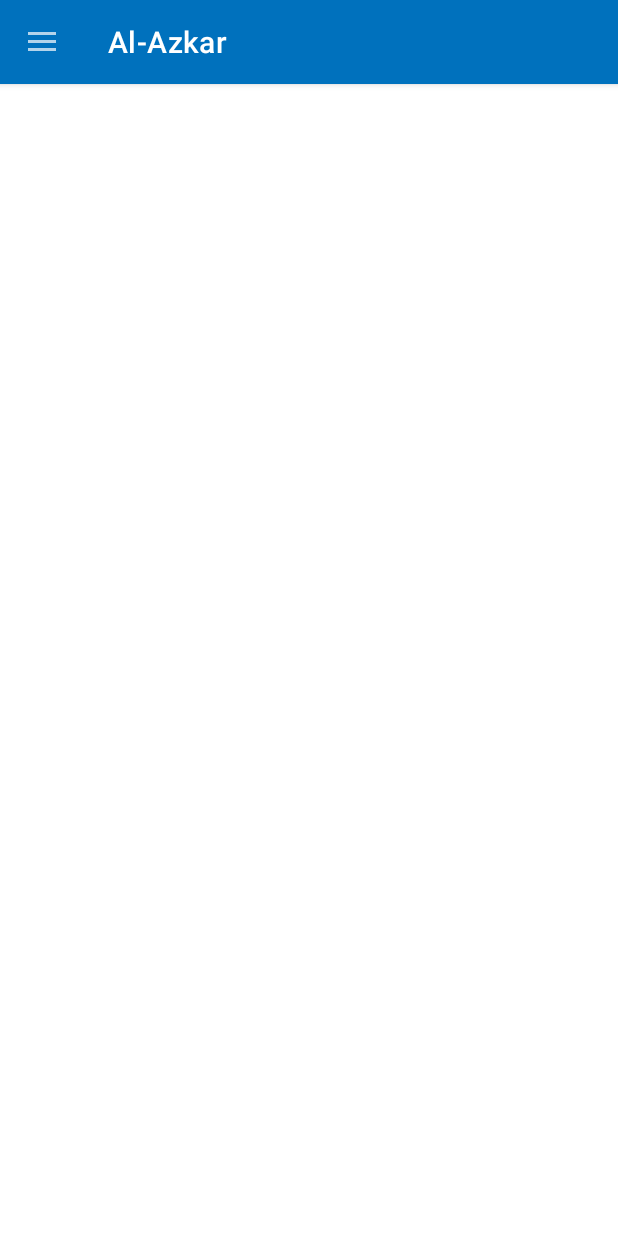
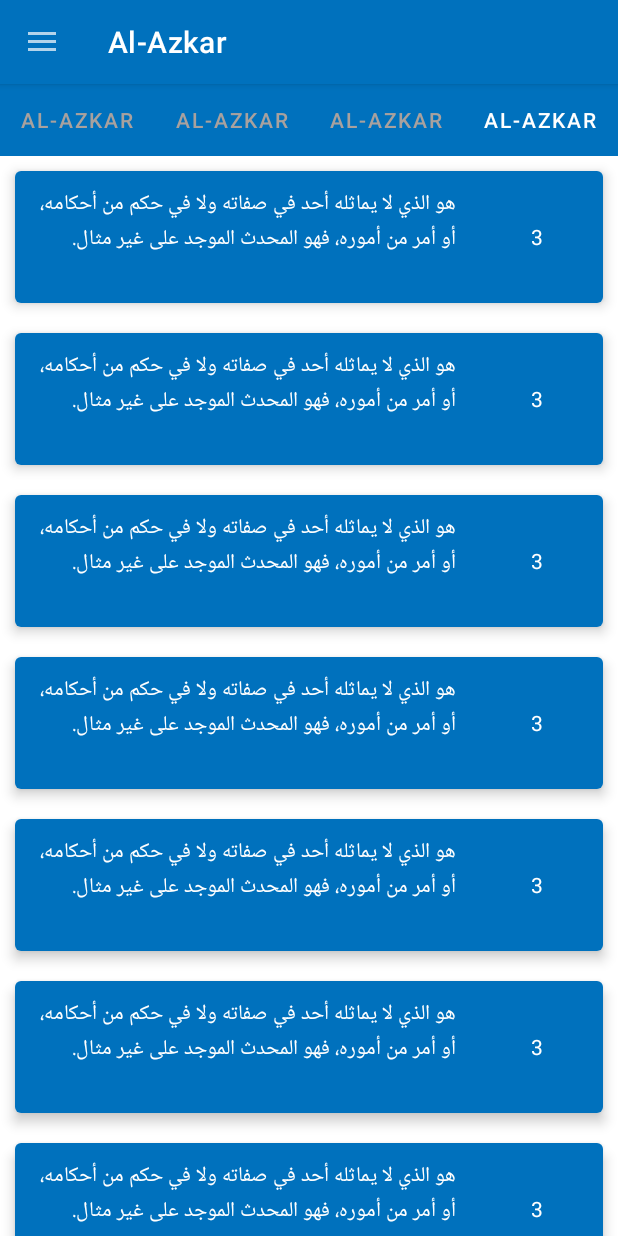
Before and after one commit to SeifElDeenTarek/Young-Believer0, an Android app: the AzkarActivity screen opened directly, with no data from a screen before it, on a phone screen of 412 x 824 dp. Run offline under Robolectric (Android 15) with nearby library versions, the phone set to English and light mode, and no system bars.

Commit message:
AzkarScreen(RecyclerView-Fragment) MVVM

```diff
--- /dev/null
+++ b/app/src/main/java/com/example/youngbeliever/pojo/AzkarModel.java
@@ -0,0 +1,23 @@
+package com.example.youngbeliever.pojo;
+
+public class AzkarModel
+{
+    int zekrTimes;
+    int zekr;
+
+    public AzkarModel(int zekrTimes, int zekr)
+    {
+        this.zekrTimes = zekrTimes;
+        this.zekr = zekr;
+    }
+
+    public int getZekrTimes()
+    {
+        return zekrTimes;
+    }
+
+    public int getZekr()
+    {
+        return zekr;
+    }
+}
--- a/app/src/main/java/com/example/youngbeliever/pojo/HomeModel.java
+++ b/app/src/main/java/com/example/youngbeliever/pojo/HomeModel.java
@@ -16,18 +16,8 @@ public class HomeModel
         return sectionImage;
     }
 
-    public void setSectionImage(int sectionImage)
-    {
-        this.sectionImage = sectionImage;
-    }
-
     public int getSectionName()
     {
         return sectionName;
     }
-
-    public void setSectionName(int sectionName)
-    {
-        this.sectionName = sectionName;
-    }
 }
--- a/app/src/main/java/com/example/youngbeliever/ui/AzkarActivity.java
+++ b/app/src/main/java/com/example/youngbeliever/ui/AzkarActivity.java
@@ -6,6 +6,8 @@ import androidx.appcompat.app.AppCompatActivity;
 import androidx.appcompat.widget.Toolbar;
 import androidx.core.view.GravityCompat;
 import androidx.drawerlayout.widget.DrawerLayout;
+import androidx.viewpager.widget.ViewPager;
+import androidx.viewpager2.widget.ViewPager2;
 
 import android.content.Intent;
 import android.os.Bundle;
@@ -14,6 +16,7 @@ import android.view.MenuItem;
 
 import com.example.youngbeliever.R;
 import com.google.android.material.navigation.NavigationView;
+import com.google.android.material.tabs.TabLayout;
 
 public class AzkarActivity extends AppCompatActivity implements NavigationView.OnNavigationItemSelectedListener
 {
@@ -47,6 +50,14 @@ public class AzkarActivity extends AppCompatActivity implements NavigationView.O
         actionBarDrawerToggle.syncState();
 
         azkarNavigation.setNavigationItemSelectedListener(this);
+
+        ViewPager azkarViewPager = findViewById(R.id.azkar_view_pager);
+        AzkarFragmentAdapter adapter = new AzkarFragmentAdapter(this, getSupportFragmentManager());
+
+        azkarViewPager.setAdapter(adapter);
+
+        TabLayout azkarTabLayout = findViewById(R.id.azkar_tabs);
+        azkarTabLayout.setupWithViewPager(azkarViewPager);
     }
 
     @Override
--- /dev/null
+++ b/app/src/main/java/com/example/youngbeliever/ui/AzkarAdapter.java
@@ -0,0 +1,68 @@
+package com.example.youngbeliever.ui;
+
+import android.view.LayoutInflater;
+import android.view.View;
+import android.view.ViewGroup;
+import android.widget.TextView;
+
+import androidx.annotation.NonNull;
+import androidx.recyclerview.widget.RecyclerView;
+
+import com.example.youngbeliever.R;
+import com.example.youngbeliever.pojo.AzkarModel;
+
+import java.util.ArrayList;
+
+public class AzkarAdapter extends RecyclerView.Adapter<AzkarAdapter.AzkarViewHolder>
+{
+    private ArrayList<AzkarModel> azkarList = new ArrayList<>();
+    private AzkarAdapter.itemClickListener itemClickListener;
+
+    @NonNull
+    @Override
+    public AzkarAdapter.AzkarViewHolder onCreateViewHolder(@NonNull ViewGroup parent, int viewType)
+    {
+        return new AzkarViewHolder(LayoutInflater.from(parent.getContext()).inflate(R.layout.azkar_item, parent, false));
+    }
+
+    @Override
+    public void onBindViewHolder(@NonNull AzkarAdapter.AzkarViewHolder holder, int position)
+    {
+        holder.zekrTimes.setText(Integer.toString(azkarList.get(position).getZekrTimes()));
+        holder.zekr.setText(azkarList.get(position).getZekr());
+
+        holder.itemView.setOnClickListener(v ->{
+            itemClickListener.onItemClick(azkarList.get(position));
+        });
+    }
+
+    @Override
+    public int getItemCount()
+    {
+        return azkarList.size();
+    }
+
+    public void setList(ArrayList<AzkarModel> azkarList, AzkarAdapter.itemClickListener itemClickListener)
+    {
+        this.azkarList = azkarList;
+        this.itemClickListener = itemClickListener;
+        notifyDataSetChanged();
+    }
+
+    //Interface for ClickListener
+    public interface itemClickListener
+    {
+        void onItemClick(AzkarModel azkarModel);
+    }
+
+    public class AzkarViewHolder extends RecyclerView.ViewHolder
+    {
+        TextView zekrTimes, zekr;
+        public AzkarViewHolder(@NonNull View itemView)
+        {
+            super(itemView);
+            zekrTimes = itemView.findViewById(R.id.zekr_times);
+            zekr = itemView.findViewById(R.id.zekr);
+        }
+    }
+}
--- /dev/null
+++ b/app/src/main/java/com/example/youngbeliever/ui/AzkarFragmentAdapter.java
@@ -0,0 +1,48 @@
+package com.example.youngbeliever.ui;
+
+import android.content.Context;
+
+import androidx.annotation.NonNull;
+import androidx.fragment.app.Fragment;
+import androidx.fragment.app.FragmentActivity;
+import androidx.fragment.app.FragmentManager;
+import androidx.fragment.app.FragmentPagerAdapter;
+import androidx.viewpager2.adapter.FragmentStateAdapter;
+
+import com.example.youngbeliever.R;
+
+public class AzkarFragmentAdapter extends FragmentPagerAdapter
+{
+    private Context mContext;
+    public AzkarFragmentAdapter(Context context, @NonNull FragmentManager fragmentActivity)
+    {
+        super(fragmentActivity);
+        mContext = context;
+    }
+
+
+    @Override
+    public int getCount() {
+        return 4;
+    }
+
+    public CharSequence getPageTitle(int position)
+    {
+        if (position == 0)
+        {
+            return mContext.getString(R.string.al_azkar);
+        }
+        return mContext.getString(R.string.al_azkar);
+    }
+
+    @NonNull
+    @Override
+    public Fragment getItem(int position)
+    {
+        if (position == 0)
+        {
+            return new AzkarSbahFragment();
+        }
+        return new AzkarSbahFragment();
+    }
+}
--- /dev/null
+++ b/app/src/main/java/com/example/youngbeliever/ui/AzkarSbahFragment.java
@@ -0,0 +1,61 @@
+package com.example.youngbeliever.ui;
+
+import android.os.Bundle;
+import android.view.LayoutInflater;
+import android.view.View;
+import android.view.ViewGroup;
+
+import androidx.annotation.NonNull;
+import androidx.annotation.Nullable;
+import androidx.fragment.app.Fragment;
+import androidx.lifecycle.Observer;
+import androidx.lifecycle.ViewModelProviders;
+import androidx.recyclerview.widget.LinearLayoutManager;
+import androidx.recyclerview.widget.RecyclerView;
+
+import com.example.youngbeliever.R;
+import com.example.youngbeliever.pojo.AzkarModel;
+
+import java.util.ArrayList;
+
+public class AzkarSbahFragment extends Fragment
+{
+    AzkarSbahViewModel azkarSbahViewModel;
+    public AzkarSbahFragment()
+    {
+    }
+
+    @Nullable
+    @Override
+    public View onCreateView(@NonNull LayoutInflater inflater, @Nullable ViewGroup container, @Nullable Bundle savedInstanceState)
+    {
+        View rootView = inflater.inflate(R.layout.azkar_list, container, false);
+        azkarSbahViewModel = ViewModelProviders.of(this).get(AzkarSbahViewModel.class);
+
+        RecyclerView azkarSbahRecycler = rootView.findViewById(R.id.azkar_recycler);
+
+        AzkarAdapter adapter = new AzkarAdapter();
+        azkarSbahRecycler.setAdapter(adapter);
+
+        azkarSbahViewModel.getZekr();
+
+        azkarSbahViewModel.azkarData.observe(getViewLifecycleOwner(), new Observer<ArrayList<AzkarModel>>()
+        {
+            @Override
+            public void onChanged(ArrayList<AzkarModel> azkarModels)
+            {
+                adapter.setList(azkarModels, new AzkarAdapter.itemClickListener()
+                {
+                    @Override
+                    public void onItemClick(AzkarModel azkarModel)
+                    {
+                    }
+                });
+            }
+        });
+
+        azkarSbahRecycler.setLayoutManager(new LinearLayoutManager(getContext()));
+        azkarSbahRecycler.setLayoutDirection(View.LAYOUT_DIRECTION_RTL);
+        return rootView;
+    }
+}
--- /dev/null
+++ b/app/src/main/java/com/example/youngbeliever/ui/AzkarSbahViewModel.java
@@ -0,0 +1,36 @@
+package com.example.youngbeliever.ui;
+
+import androidx.lifecycle.MutableLiveData;
+import androidx.lifecycle.ViewModel;
+
+import com.example.youngbeliever.R;
+import com.example.youngbeliever.pojo.AzkarModel;
+
+import java.util.ArrayList;
+
+public class AzkarSbahViewModel extends ViewModel
+{
+    public MutableLiveData<ArrayList<AzkarModel>> azkarData = new MutableLiveData<>();
+
+    public void getZekr()
+    {
+        azkarData.setValue(getZekrFromDataBase());
+    }
+
+    private ArrayList<AzkarModel> getZekrFromDataBase()
+    {
+        ArrayList<AzkarModel> azkarList = new ArrayList<>();
+        azkarList.add(new AzkarModel(3, R.string.asm_meaning95));
+        azkarList.add(new AzkarModel(3, R.string.asm_meaning95));
+        azkarList.add(new AzkarModel(3, R.string.asm_meaning95));
+        azkarList.add(new AzkarModel(3, R.string.asm_meaning95));
+        azkarList.add(new AzkarModel(3, R.string.asm_meaning95));
+        azkarList.add(new AzkarModel(3, R.string.asm_meaning95));
+        azkarList.add(new AzkarModel(3, R.string.asm_meaning95));
+        azkarList.add(new AzkarModel(3, R.string.asm_meaning95));
+        azkarList.add(new AzkarModel(3, R.string.asm_meaning95));
+        azkarList.add(new AzkarModel(3, R.string.asm_meaning95));
+        azkarList.add(new AzkarModel(3, R.string.asm_meaning95));
+        return azkarList;
+    }
+}
--- a/app/src/main/res/layout/azkar_activity.xml
+++ b/app/src/main/res/layout/azkar_activity.xml
@@ -25,6 +25,22 @@
             layout="@layout/main_toolbar"
             android:id="@+id/azkar_toolbar"/>
 
+        <com.google.android.material.tabs.TabLayout
+            android:layout_width="match_parent"
+            android:layout_height="wrap_content"
+            android:layout_below="@+id/azkar_toolbar"
+            android:id="@+id/azkar_tabs"
+            android:layoutDirection="rtl"
+            android:background="@color/primary_blue"
+            app:tabSelectedTextColor="@color/white"
+            app:tabTextColor="#A8A19E"/>
+
+        <androidx.viewpager.widget.ViewPager
+            android:layout_width="match_parent"
+            android:layout_height="match_parent"
+            android:layout_below="@+id/azkar_tabs"
+            android:id="@+id/azkar_view_pager"/>
+
     </RelativeLayout>
 
 </androidx.drawerlayout.widget.DrawerLayout>
--- /dev/null
+++ b/app/src/main/res/layout/azkar_item.xml
@@ -0,0 +1,35 @@
+<?xml version="1.0" encoding="utf-8"?>
+<com.google.android.material.card.MaterialCardView
+    xmlns:android="http://schemas.android.com/apk/res/android"
+    android:layout_width="match_parent"
+    android:layout_height="wrap_content"
+    xmlns:app="http://schemas.android.com/apk/res-auto"
+    android:layout_margin="10dp"
+    android:clickable="true"
+    android:focusable="true"
+    app:cardElevation="@dimen/card_elevation">
+
+    <LinearLayout
+        android:layout_width="match_parent"
+        android:layout_height="wrap_content"
+        android:minHeight="88dp"
+        android:background="@color/primary_blue">
+
+        <TextView
+            android:layout_width="88dp"
+            android:layout_height="match_parent"
+            android:gravity="center"
+            android:id="@+id/zekr_times"
+            android:textColor="@color/white"/>
+
+        <TextView
+            android:layout_width="match_parent"
+            android:layout_height="match_parent"
+            android:gravity="start"
+            android:padding="10dp"
+            android:id="@+id/zekr"
+            android:textColor="@color/white"/>
+
+    </LinearLayout>
+
+</com.google.android.material.card.MaterialCardView>
--- /dev/null
+++ b/app/src/main/res/layout/azkar_list.xml
@@ -0,0 +1,6 @@
+<?xml version="1.0" encoding="utf-8"?>
+<androidx.recyclerview.widget.RecyclerView
+    xmlns:android="http://schemas.android.com/apk/res/android"
+    android:layout_width="match_parent"
+    android:layout_height="match_parent"
+    android:id="@+id/azkar_recycler"/>
```
